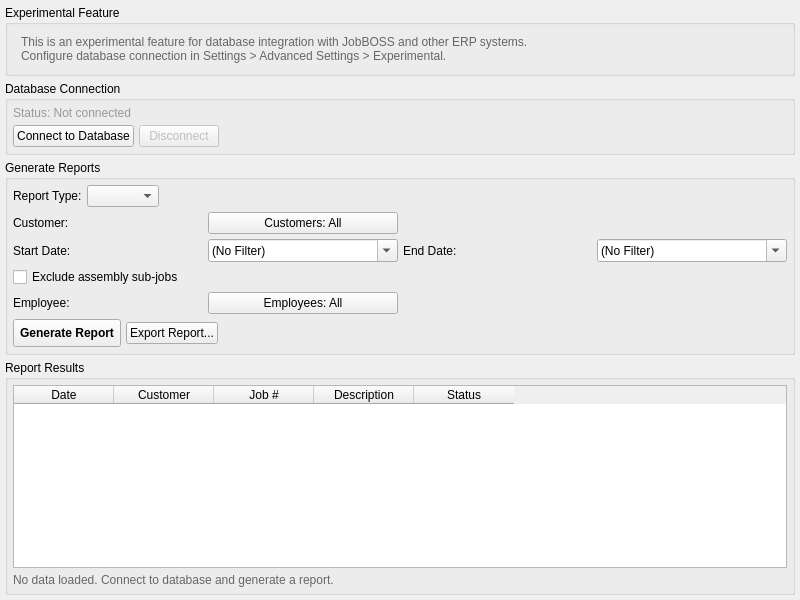
The window that modules/reporting/ui/reporting_tab.ui (i-machine-things-org/JobDocs) describes before a commit, drawn with Qt 5.
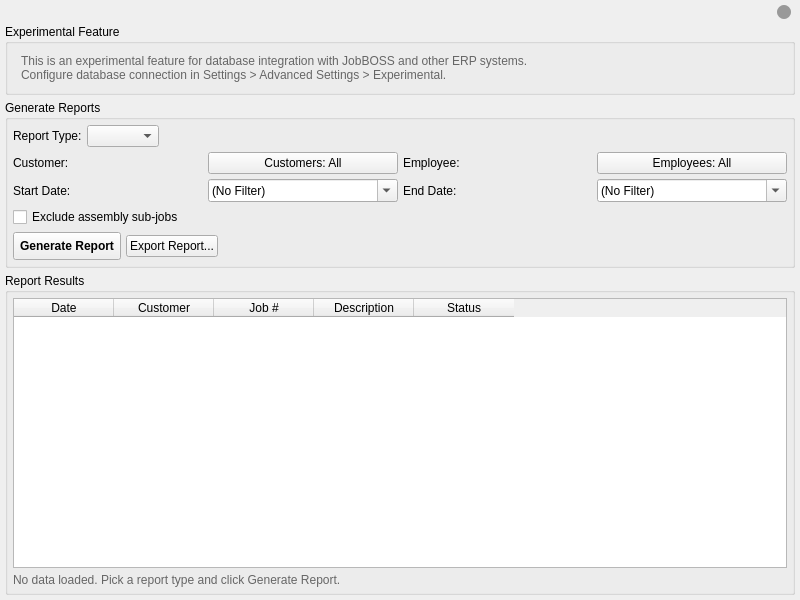
The same window after the commit.

Commit message: feat: auto-connect to JobBOSS DB, replace connection UI with a status indicator

```diff
--- a/modules/reporting/ui/reporting_tab.ui
+++ b/modules/reporting/ui/reporting_tab.ui
@@ -29,6 +29,76 @@
    <property name="bottomMargin">
     <number>5</number>
    </property>
+   <item>
+    <layout class="QHBoxLayout" name="dbStatusRow">
+     <property name="leftMargin">
+      <number>0</number>
+     </property>
+     <property name="topMargin">
+      <number>0</number>
+     </property>
+     <property name="rightMargin">
+      <number>4</number>
+     </property>
+     <property name="bottomMargin">
+      <number>0</number>
+     </property>
+     <item>
+      <spacer name="dbStatusSpacer">
+       <property name="orientation">
+        <enum>Qt::Horizontal</enum>
+       </property>
+       <property name="sizeHint" stdset="0">
+        <size>
+         <width>40</width>
+         <height>14</height>
+        </size>
+       </property>
+      </spacer>
+     </item>
+     <item>
+      <!-- DB connection status: a small colored-dot indicator in the
+           corner, not a group box with buttons. The DB auto-connects
+           when this tab first opens (ReportingModule._create_widget), so
+           there's no manual Connect/Disconnect step to give controls for.
+           Clickable to retry if the initial auto-connect failed or the
+           server was briefly unreachable, since _create_widget() only
+           runs once per app session (QWidget is cached after first
+           creation) and there'd otherwise be no way to retry without
+           restarting. Color/tooltip set at runtime in
+           ReportingModule._on_connect_result(). -->
+      <widget class="QPushButton" name="db_status_indicator">
+       <property name="toolTip">
+        <string>Database: not connected yet</string>
+       </property>
+       <property name="text">
+        <string/>
+       </property>
+       <property name="flat">
+        <bool>true</bool>
+       </property>
+       <property name="cursor">
+        <cursorShape>PointingHandCursor</cursorShape>
+       </property>
+       <property name="minimumSize">
+        <size>
+         <width>14</width>
+         <height>14</height>
+        </size>
+       </property>
+       <property name="maximumSize">
+        <size>
+         <width>14</width>
+         <height>14</height>
+        </size>
+       </property>
+       <property name="styleSheet">
+        <string notr="true">QPushButton { background-color: #999; border-radius: 7px; border: none; }</string>
+       </property>
+      </widget>
+     </item>
+    </layout>
+   </item>
    <item>
     <widget class="QGroupBox" name="experimentalGroupBox">
      <property name="title">
@@ -67,74 +137,6 @@
      </layout>
     </widget>
    </item>
-   <item>
-    <widget class="QGroupBox" name="databaseGroupBox">
-     <property name="title">
-      <string>Database Connection</string>
-     </property>
-     <layout class="QVBoxLayout" name="databaseLayout">
-      <property name="spacing">
-       <number>5</number>
-      </property>
-      <property name="leftMargin">
-       <number>5</number>
-      </property>
-      <property name="topMargin">
-       <number>5</number>
-      </property>
-      <property name="rightMargin">
-       <number>5</number>
-      </property>
-      <property name="bottomMargin">
-       <number>5</number>
-      </property>
-      <item>
-       <widget class="QLabel" name="db_status_label">
-        <property name="text">
-         <string>Status: Not connected</string>
-        </property>
-        <property name="styleSheet">
-         <string notr="true">color: #999;</string>
-        </property>
-       </widget>
-      </item>
-      <item>
-       <layout class="QHBoxLayout" name="dbButtonLayout">
-        <item>
-         <widget class="QPushButton" name="connect_db_btn">
-          <property name="text">
-           <string>Connect to Database</string>
-          </property>
-         </widget>
-        </item>
-        <item>
-         <widget class="QPushButton" name="disconnect_db_btn">
-          <property name="enabled">
-           <bool>false</bool>
-          </property>
-          <property name="text">
-           <string>Disconnect</string>
-          </property>
-         </widget>
-        </item>
-        <item>
-         <spacer name="dbButtonSpacer">
-          <property name="orientation">
-           <enum>Qt::Horizontal</enum>
-          </property>
-          <property name="sizeHint" stdset="0">
-           <size>
-            <width>40</width>
-            <height>20</height>
-           </size>
-          </property>
-         </spacer>
-        </item>
-       </layout>
-      </item>
-     </layout>
-    </widget>
-   </item>
    <item>
     <widget class="QGroupBox" name="generateReportsGroupBox">
      <property name="title">
@@ -204,6 +206,20 @@
           </property>
          </widget>
         </item>
+        <item row="0" column="2">
+         <widget class="QLabel" name="employeeLabel">
+          <property name="text">
+           <string>Employee:</string>
+          </property>
+         </widget>
+        </item>
+        <item row="0" column="3">
+         <widget class="QPushButton" name="employee_filter_btn">
+          <property name="text">
+           <string>Employees: All</string>
+          </property>
+         </widget>
+        </item>
         <item row="1" column="0">
          <widget class="QLabel" name="startDateLabel">
           <property name="text">
@@ -272,27 +288,13 @@
           </property>
          </widget>
         </item>
-        <item row="2" column="0" colspan="2">
+        <item row="2" column="0" colspan="4">
          <widget class="QCheckBox" name="exclude_assemblies_check">
           <property name="text">
            <string>Exclude assembly sub-jobs</string>
           </property>
          </widget>
         </item>
-        <item row="3" column="0">
-         <widget class="QLabel" name="employeeLabel">
-          <property name="text">
-           <string>Employee:</string>
-          </property>
-         </widget>
-        </item>
-        <item row="3" column="1">
-         <widget class="QPushButton" name="employee_filter_btn">
-          <property name="text">
-           <string>Employees: All</string>
-          </property>
-         </widget>
-        </item>
        </layout>
       </item>
       <item>
@@ -388,7 +390,7 @@
       <item>
        <widget class="QLabel" name="report_status_label">
         <property name="text">
-         <string>No data loaded. Connect to database and generate a report.</string>
+         <string>No data loaded. Pick a report type and click Generate Report.</string>
         </property>
         <property name="styleSheet">
          <string notr="true">color: #666;</string>
```
Left out of the diff: 5 changed lines with no effect on the pictures. The commit also changes 2 other files.
